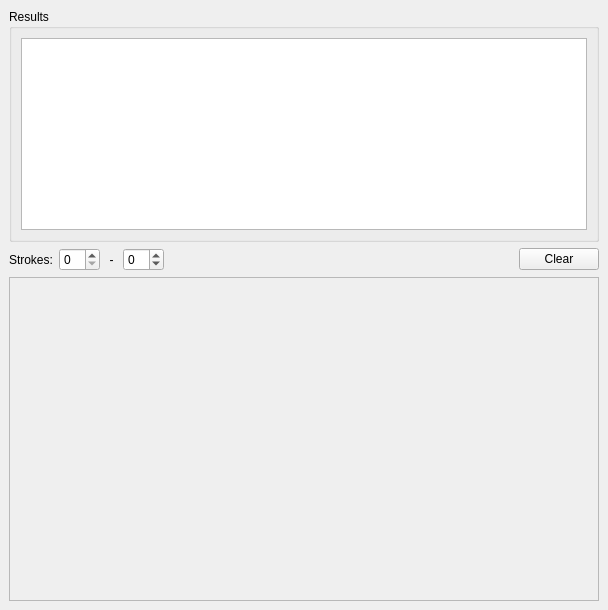
This is radselect/radical_selector.ui in KDE/kiten as Qt 5 draws it before an edit. The edited form follows.
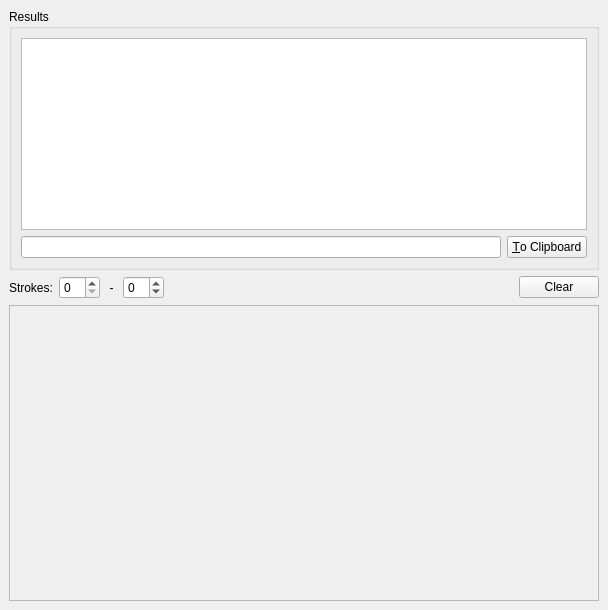
This is the edited form. Custom widgets are drawn as their Qt base class.

Commit message: add a LineEdit (with "To Clipboard" button) below radselectview where you can copy kanji by double-clicking them, like in KCharSelect

Patch:
```diff
--- a/radselect/radical_selector.ui
+++ b/radselect/radical_selector.ui
@@ -11,10 +11,8 @@
     <height>610</height>
    </rect>
   </property>
-  <property name="sizePolicy" >
-   <sizepolicy>
-    <hsizetype>7</hsizetype>
-    <vsizetype>7</vsizetype>
+  <property name="sizePolicy">
+   <sizepolicy hsizetype="Expanding" vsizetype="Expanding">
     <horstretch>0</horstretch>
     <verstretch>0</verstretch>
    </sizepolicy>
@@ -30,11 +28,9 @@
     <number>6</number>
    </property>
    <item>
-    <widget class="QGroupBox" name="groupBox" >
-     <property name="sizePolicy" >
-      <sizepolicy>
-       <hsizetype>5</hsizetype>
-       <vsizetype>5</vsizetype>
+    <widget class="QGroupBox" name="groupBox">
+     <property name="sizePolicy">
+      <sizepolicy hsizetype="Preferred" vsizetype="Preferred">
        <horstretch>0</horstretch>
        <verstretch>0</verstretch>
       </sizepolicy>
@@ -42,13 +38,13 @@
      <property name="title" >
       <string>Results</string>
      </property>
-     <layout class="QVBoxLayout" >
-      <property name="margin" >
-       <number>9</number>
-      </property>
-      <property name="spacing" >
+     <layout class="QVBoxLayout">
+      <property name="spacing">
        <number>6</number>
       </property>
+      <property name="margin">
+       <number>9</number>
+      </property>
       <item>
        <widget class="QListWidget" name="selected_radicals" >
         <property name="sizePolicy" >
@@ -87,6 +83,20 @@
         </property>
        </widget>
       </item>
+      <item>
+       <layout class="QHBoxLayout" name="horizontalLayout">
+        <item>
+         <widget class="QLineEdit" name="copied_line"/>
+        </item>
+        <item>
+         <widget class="QPushButton" name="copy_button">
+          <property name="text">
+           <string>&amp;To Clipboard</string>
+          </property>
+         </widget>
+        </item>
+       </layout>
+      </item>
      </layout>
     </widget>
    </item>
@@ -109,11 +119,9 @@
       </widget>
      </item>
      <item>
-      <widget class="KIntSpinBox" name="strokes_low" >
-       <property name="sizePolicy" >
-        <sizepolicy>
-         <hsizetype>5</hsizetype>
-         <vsizetype>0</vsizetype>
+      <widget class="KIntSpinBox" name="strokes_low">
+       <property name="sizePolicy">
+        <sizepolicy hsizetype="Preferred" vsizetype="Fixed">
          <horstretch>0</horstretch>
          <verstretch>0</verstretch>
         </sizepolicy>
@@ -131,11 +139,9 @@
       </widget>
      </item>
      <item>
-      <widget class="KIntSpinBox" name="strokes_high" >
-       <property name="sizePolicy" >
-        <sizepolicy>
-         <hsizetype>5</hsizetype>
-         <vsizetype>0</vsizetype>
+      <widget class="KIntSpinBox" name="strokes_high">
+       <property name="sizePolicy">
+        <sizepolicy hsizetype="Preferred" vsizetype="Fixed">
          <horstretch>0</horstretch>
          <verstretch>0</verstretch>
         </sizepolicy>
@@ -159,11 +165,9 @@
       </spacer>
      </item>
      <item>
-      <widget class="QPushButton" name="clear_button" >
-       <property name="sizePolicy" >
-        <sizepolicy>
-         <hsizetype>5</hsizetype>
-         <vsizetype>0</vsizetype>
+      <widget class="QPushButton" name="clear_button">
+       <property name="sizePolicy">
+        <sizepolicy hsizetype="Preferred" vsizetype="Fixed">
          <horstretch>0</horstretch>
          <verstretch>0</verstretch>
         </sizepolicy>
@@ -176,11 +180,9 @@
     </layout>
    </item>
    <item>
-    <widget class="QScrollArea" name="radical_box" >
-     <property name="sizePolicy" >
-      <sizepolicy>
-       <hsizetype>5</hsizetype>
-       <vsizetype>7</vsizetype>
+    <widget class="QScrollArea" name="radical_box">
+     <property name="sizePolicy">
+      <sizepolicy hsizetype="Preferred" vsizetype="Expanding">
        <horstretch>0</horstretch>
        <verstretch>0</verstretch>
       </sizepolicy>
@@ -201,11 +203,6 @@
    <extends>QSpinBox</extends>
    <header>knuminput.h</header>
   </customwidget>
-  <customwidget>
-   <class>QScrollArea</class>
-   <extends>QFrame</extends>
-   <header>qscrollarea.h</header>
-  </customwidget>
  </customwidgets>
  <tabstops>
   <tabstop>clear_button</tabstop>
```
Left out of the diff: 83 changed lines with no effect on the pictures. The commit also changes 2 other files.
